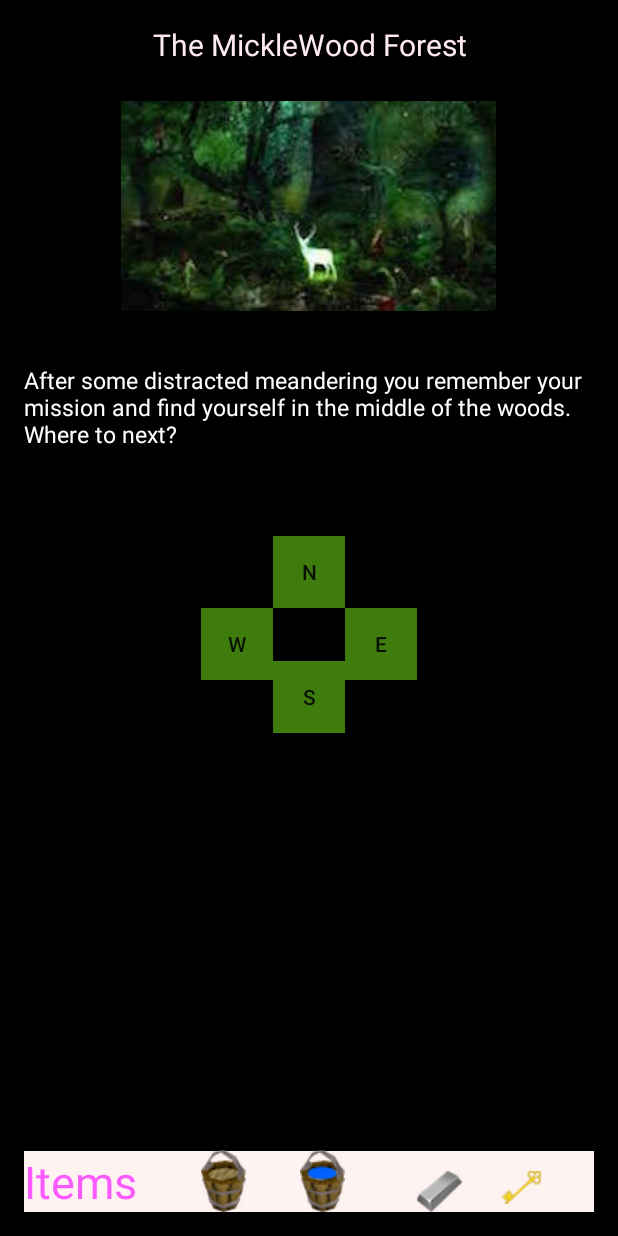
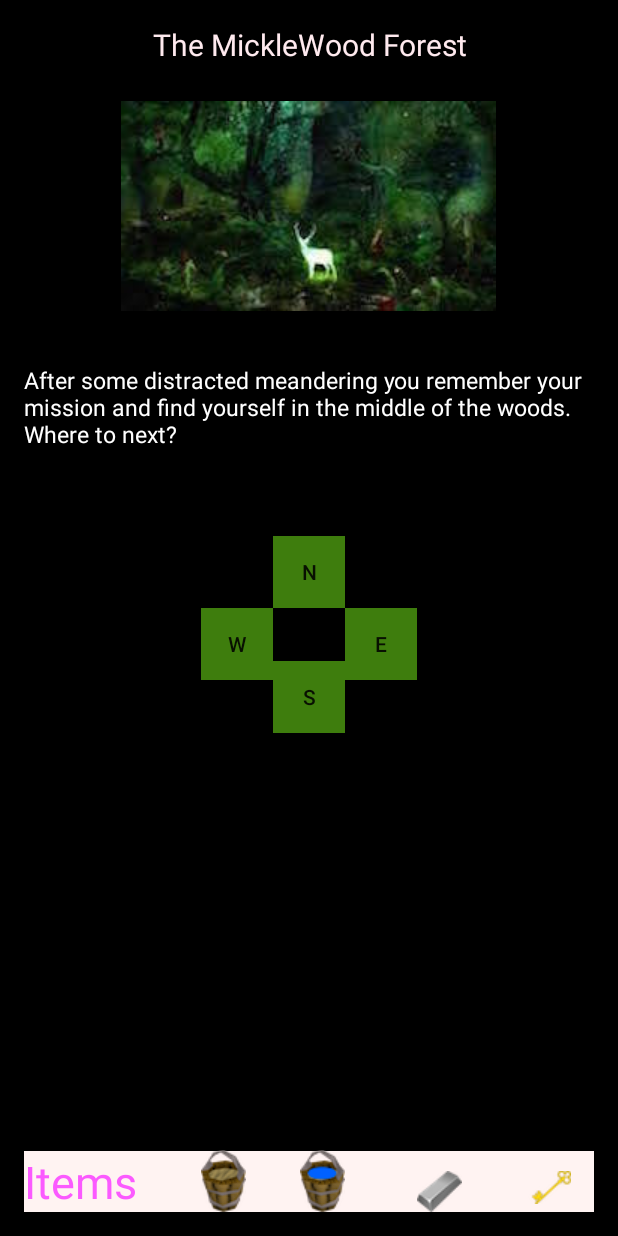
Before and after one commit to Aimee9/Android_SeekingOakhorn, an Android app: the AdventureActivity screen opened directly, with no data from a screen before it, on a phone screen of 412 x 824 dp. Run offline under Robolectric (Android 15) with nearby library versions, the phone set to English and light mode, and no system bars.

Commit message:
Entire library of locations is written out

```diff
--- a/app/src/main/java/com/epicodus/seekingoakhorn/model/LocationLibrary.java
+++ b/app/src/main/java/com/epicodus/seekingoakhorn/model/LocationLibrary.java
@@ -1,8 +1,6 @@
 package com.epicodus.seekingoakhorn.model;
 
 import com.epicodus.seekingoakhorn.R;
-
-import java.util.ArrayList;
 
 /**
  * Created by Guest on 10/28/15.
@@ -11,7 +9,7 @@ public class LocationLibrary {
     private Location[]  mLocations;
 
     public LocationLibrary() {
-        mLocations =new Location[11];
+        mLocations =new Location[12];
 
 
 
@@ -30,7 +28,7 @@ public class LocationLibrary {
                 "Good to know this is here.  You never know when one might come in handy.",
                 new Choice(1),
                 new Choice(0),
-                new Choice(5),
+                new Choice(7),
                 new Choice(1));
 
         mLocations[2] = new Location(
@@ -50,6 +48,78 @@ public class LocationLibrary {
                 new Choice(10),
                 new Choice(0),
                 new Choice(9));
+
+        mLocations[4] = new Location(
+                "Crossroads",
+                R.drawable.crossroads,
+                "So many choices",
+                new Choice(0),
+                new Choice(5),
+                new Choice(6),
+                new Choice(7));
+
+        mLocations[5] = new Location(
+                "Dry Well",
+                R.drawable.well,
+                "You got a bucket!  Too bad there is no water here to fill it",
+                new Choice(5),
+                new Choice(5),
+                new Choice(5),
+                new Choice(4));
+
+        mLocations[6] = new Location(
+                "Unicorn",
+                R.drawable.caged_unicorn,
+                "The poor beast you have been seeking...a unicorn caged and locked up!  You need to get a key to let her out.",
+                new Choice(4),
+                new Choice(6),
+                new Choice(6),
+                new Choice(6));
+
+        mLocations[7] = new Location(
+                "Gnome!",
+                R.drawable.gnome,
+                "Whoops!  You surprise a gnome and he runs away.  In his haste he dropped a bar of lead.  Lucky for you.",
+                new Choice(1),
+                new Choice(4),
+                new Choice(7),
+                new Choice(8));
+
+        mLocations[8] = new Location(
+                "Edge of the lake",
+                R.drawable.boat,
+                "There is a boat.  Surely it will lead you somewhere good.",
+                new Choice(9),
+                new Choice(7),
+                new Choice(8),
+                new Choice(8));
+
+        mLocations[9] = new Location(
+                "Lake",
+                R.drawable.lake,
+                "What a beautiful view!  And now you can fill your bucket.",
+                new Choice(9),
+                new Choice(3),
+                new Choice(9),
+                new Choice(9));
+
+        mLocations[10] = new Location(
+                "Cave",
+                R.drawable.cave,
+                "Hmm...what could be inside?  Only one way to find out!",
+                new Choice(10),
+                new Choice(11),
+                new Choice(10),
+                new Choice(3));
+
+        mLocations[11] = new Location(
+                "Wizard",
+                R.drawable.wizard,
+                "You find a wizard intent on his studies.  He looks up when you walk in and knows immediately what you need.  He tells you to bring him dragon spit and lead and he can make a golden key for you.",
+                new Choice(11),
+                new Choice(11),
+                new Choice(11),
+                new Choice(10));
     }
 
     public  Location getLocation(int locationNumber) {
--- a/app/src/main/res/layout/activity_adventure.xml
+++ b/app/src/main/res/layout/activity_adventure.xml
@@ -124,8 +124,9 @@
         android:id="@+id/keyImage"
         android:src="@drawable/key"
         android:layout_alignTop="@+id/leadImage"
-        android:layout_toRightOf="@+id/mainImage"
-        android:layout_toEndOf="@+id/mainImage"/>
+        android:layout_alignRight="@+id/itemText"
+        android:layout_alignEnd="@+id/itemText"
+        android:layout_marginRight="15dp"/>
 
     <ImageView
         android:layout_width="wrap_content"
```
